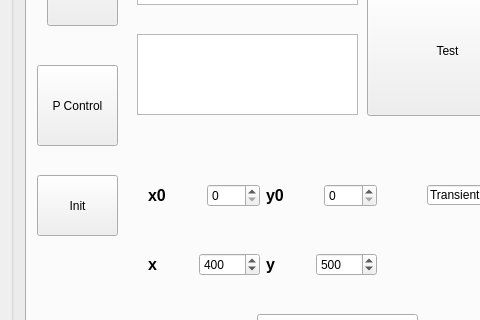
Before: the Qt Designer form eic_test.ui in bill-lee/EIC_Final, drawn with Qt 5; both pictures show x 0 to 480 and y 230 to 550 of the 1136 by 780 pixel window.
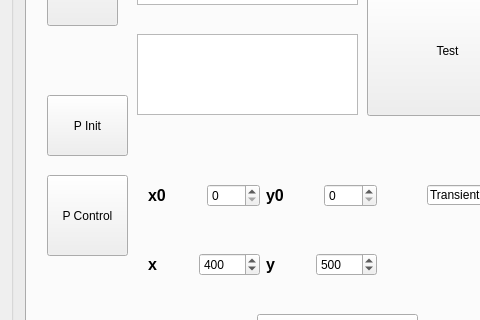
After: the same form once the commit is applied.

```diff
--- a/eic_test.ui
+++ b/eic_test.ui
@@ -2492,8 +2492,8 @@
           <widget class="QPushButton" name="pushButton_slam_p_control">
            <property name="geometry">
             <rect>
-             <x>10</x>
-             <y>210</y>
+             <x>20</x>
+             <y>320</y>
              <width>81</width>
              <height>81</height>
             </rect>
@@ -2505,14 +2505,14 @@
           <widget class="QPushButton" name="pushButton_slam_p_init">
            <property name="geometry">
             <rect>
-             <x>10</x>
-             <y>320</y>
+             <x>20</x>
+             <y>240</y>
              <width>81</width>
              <height>61</height>
             </rect>
            </property>
            <property name="text">
-            <string>Init</string>
+            <string>P Init</string>
            </property>
           </widget>
          </widget>
```
Left out of the diff: 2 changed lines with no effect on the pictures.
